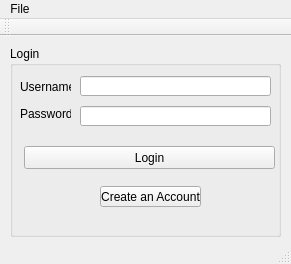
Qt form loginpage_v3/mainwindow.ui (InpErros/GraphYte-2D-Graphics) before a commit.
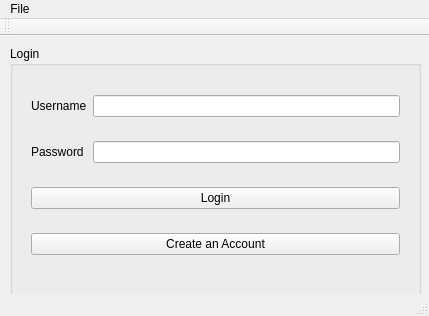
The same form after that commit. Icons and pictures are not drawn.

```diff
--- a/loginpage_v3/mainwindow.ui
+++ b/loginpage_v3/mainwindow.ui
@@ -6,8 +6,8 @@
    <rect>
     <x>0</x>
     <y>0</y>
-    <width>291</width>
-    <height>264</height>
+    <width>429</width>
+    <height>316</height>
    </rect>
   </property>
   <property name="windowTitle">
@@ -19,88 +19,71 @@
      <rect>
       <x>10</x>
       <y>10</y>
-      <width>271</width>
-      <height>191</height>
+      <width>411</width>
+      <height>251</height>
      </rect>
     </property>
     <property name="title">
      <string>Login</string>
     </property>
-    <widget class="QLineEdit" name="lineEdit_username">
+    <widget class="QWidget" name="">
      <property name="geometry">
       <rect>
-       <x>70</x>
-       <y>30</y>
-       <width>191</width>
-       <height>20</height>
+       <x>10</x>
+       <y>20</y>
+       <width>391</width>
+       <height>221</height>
       </rect>
      </property>
-    </widget>
+     <layout class="QVBoxLayout" name="verticalLayout">
+      <item>
+       <layout class="QHBoxLayout" name="horizontalLayout">
+        <item>
     <widget class="QLabel" name="label_username">
-     <property name="geometry">
-      <rect>
-       <x>10</x>
-       <y>30</y>
-       <width>51</width>
-       <height>21</height>
-      </rect>
-     </property>
      <property name="text">
       <string>Username</string>
      </property>
     </widget>
+        </item>
+        <item>
+         <widget class="QLineEdit" name="lineEdit_username"/>
+        </item>
+       </layout>
+      </item>
+      <item>
+       <layout class="QHBoxLayout" name="horizontalLayout_2">
+        <item>
     <widget class="QLabel" name="label_password">
-     <property name="geometry">
-      <rect>
-       <x>10</x>
-       <y>60</y>
-       <width>51</width>
-       <height>16</height>
-      </rect>
-     </property>
      <property name="text">
-      <string>Password</string>
-     </property>
-    </widget>
+           <string>Password </string>
+          </property>
+         </widget>
+        </item>
+        <item>
     <widget class="QLineEdit" name="lineEdit_password">
-     <property name="geometry">
-      <rect>
-       <x>70</x>
-       <y>60</y>
-       <width>191</width>
-       <height>20</height>
-      </rect>
-     </property>
      <property name="echoMode">
       <enum>QLineEdit::Password</enum>
      </property>
     </widget>
+        </item>
+       </layout>
+      </item>
+      <item>
     <widget class="QPushButton" name="pushButton_login">
-     <property name="geometry">
-      <rect>
-       <x>14</x>
-       <y>100</y>
-       <width>251</width>
-       <height>23</height>
-      </rect>
-     </property>
      <property name="text">
       <string>Login</string>
      </property>
     </widget>
+      </item>
+      <item>
     <widget class="QPushButton" name="pushButton_createaccount">
-     <property name="geometry">
-      <rect>
-       <x>90</x>
-       <y>140</y>
-       <width>101</width>
-       <height>21</height>
-      </rect>
-     </property>
      <property name="text">
       <string>Create an Account</string>
      </property>
     </widget>
+      </item>
+     </layout>
+    </widget>
    </widget>
   </widget>
   <widget class="QMenuBar" name="menuBar">
@@ -108,8 +91,8 @@
     <rect>
      <x>0</x>
      <y>0</y>
-     <width>291</width>
-     <height>21</height>
+     <width>429</width>
+     <height>17</height>
     </rect>
    </property>
    <widget class="QMenu" name="menuFile">
```
Left out of the diff: 8 changed lines with no effect on the pictures. Lines whose indentation alone changed are shown as unchanged.
